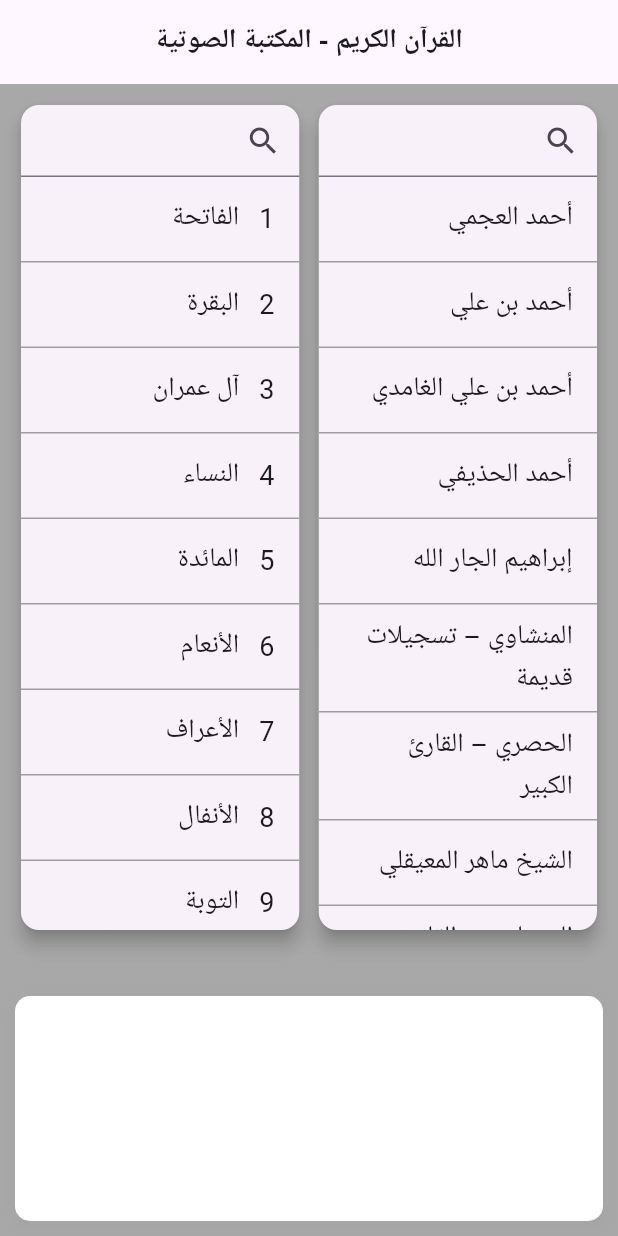
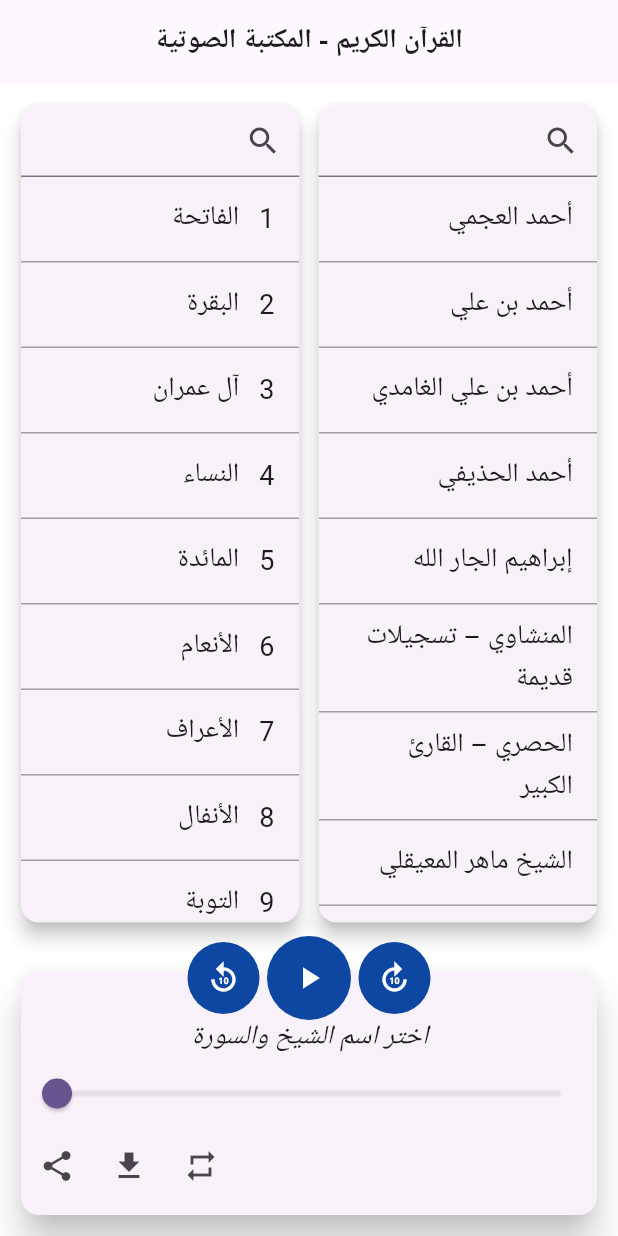
Before and after one commit to AhmedAndroid1998/portfolio_flutter_quran_mp3, a Flutter app: the screen it shows after launch, on a phone screen of 412 x 824 dp. Run offline on Flutter 3.47's test engine with Material 3 defaults, Android fonts, the phone set to English and light mode, and no system bars.

```diff
--- a/lib/screens/home_page.dart
+++ b/lib/screens/home_page.dart
@@ -44,7 +44,7 @@ class _MyHomePageState extends State<MyHomePage> {
     final screenHeight = MediaQuery.of(context).size.height;
 
     return Scaffold(
-      backgroundColor: Colors.grey.withOpacity(0.9),
+      backgroundColor: Colors.white.withOpacity(.8),
       appBar: AppBar(
         title: const Text(
           'القرآن الكريم - المكتبة الصوتية',
@@ -72,7 +72,7 @@ class _MyHomePageState extends State<MyHomePage> {
                 ],
               ),
             ),
-            const SizedBox(height: 40),
+            const SizedBox(height: 25),
             AudioPlayerSection(),
           ],
         ),
--- a/lib/widgets/ui_audio_player_section.dart
+++ b/lib/widgets/ui_audio_player_section.dart
@@ -8,21 +8,89 @@ class AudioPlayerSection extends StatefulWidget {
 }
 
 class _AudioPlayerSectionState extends State<AudioPlayerSection> {
+  double _currentValue = 0;
+  final double _maxValue = 60;
+
   @override
   Widget build(BuildContext context) {
-    return Container(
-      height: 150,
-      decoration: BoxDecoration(
-        color: Colors.white,
-        borderRadius: BorderRadius.circular(10),
-        boxShadow: [
-          BoxShadow(
-            color: Colors.grey.withOpacity(0.3),
-            spreadRadius: 2,
-            blurRadius: 5,
-            offset: const Offset(0, 3), // horizontal, vertical
+    return Stack(
+      alignment: Alignment.topCenter,
+      clipBehavior: Clip.none, //to prevent clipping of Positioned widgets
+      children: [
+        Container(
+          height: 170,
+          width: double.infinity,
+          child: Card(
+            elevation: 10,
+            child: Column(
+              children: [
+                const Padding(
+                  padding: EdgeInsets.only(top: 30.0),
+                  child: Text(
+                    'اختر اسم الشيخ والسورة',
+                    style: TextStyle(fontSize: 18, fontStyle: FontStyle.italic),
+                  ),
+                ),
+                Directionality(
+                  textDirection: TextDirection.ltr,
+
+                  ///to change the direction of the Slider
+                  child: Slider(
+                      value: _currentValue,
+                      onChanged: (value) {
+                        setState(() {
+                          _currentValue = value;
+                        });
+                      }),
+                ),
+                Row(
+                  mainAxisAlignment: MainAxisAlignment.end,
+                  children: [
+                    IconButton(
+                      onPressed: () {},
+                      icon: const Icon(Icons.repeat),
+                    ),
+                    IconButton(
+                      onPressed: () {},
+                      icon: const Icon(Icons.download),
+                    ),
+                    IconButton(
+                      onPressed: () {},
+                      icon: const Icon(Icons.share),
+                    ),
+                  ],
+                )
+              ],
+            ),
           ),
-        ],
+        ),
+        Positioned(
+          top: -20,
+          child: Row(
+            mainAxisAlignment: MainAxisAlignment.center,
+            children: [
+              _CircleButton(Icons.forward_10),
+              const SizedBox(width: 5),
+              _CircleButton(Icons.play_arrow, radius: 28),
+              const SizedBox(width: 5),
+              _CircleButton(Icons.replay_10),
+            ],
+          ),
+        ),
+      ],
+    );
+  }
+
+  Widget _CircleButton(IconData icon, {double radius = 24}) {
+    return CircleAvatar(
+      radius: radius,
+      backgroundColor: Colors.blue.shade900,
+      child: IconButton(
+        onPressed: () {},
+        icon: Icon(
+          icon,
+          color: Colors.white,
+        ),
       ),
     );
   }
```
